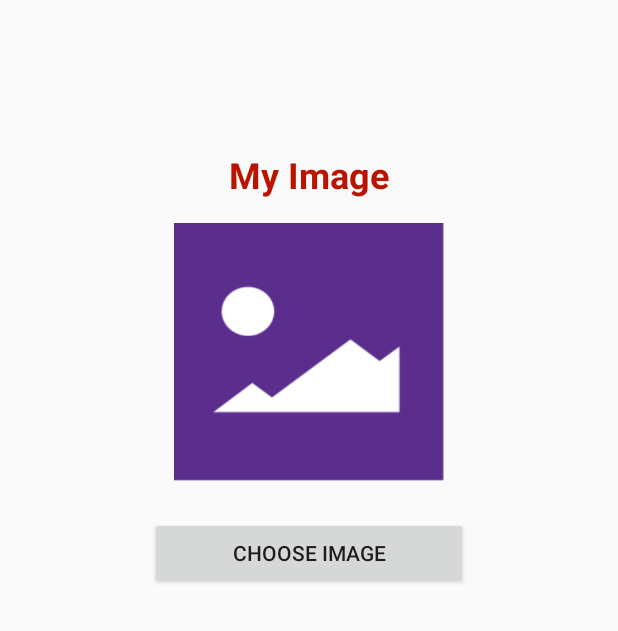
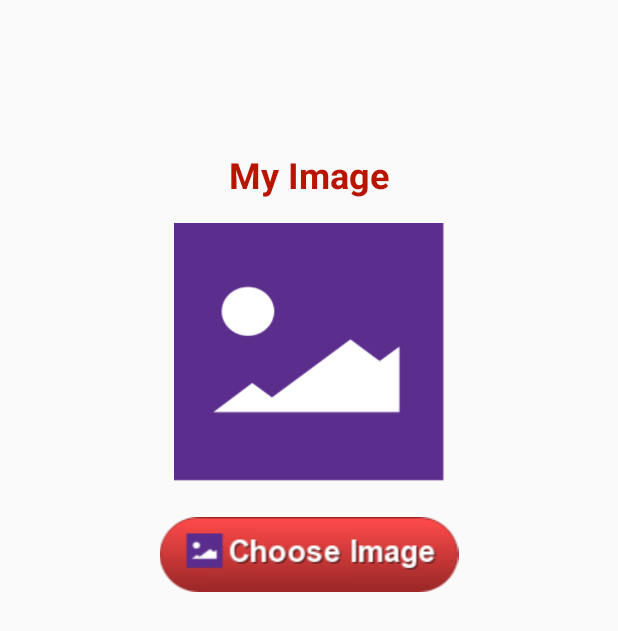
Before and after one commit to masterUNG/EasyApp, an Android app: the layout fragment_choose_image.xml on its own in the app's theme, with its tools: preview values and no code run, on a phone screen of 412 x 824 dp. Shown: the top 631 px of the screen. Run offline under Robolectric (Android 15) with nearby library versions, the phone set to English and light mode, and no system bars.

Commit message:
After LUNCH

```diff
--- a/app/src/main/res/layout/fragment_choose_image.xml
+++ b/app/src/main/res/layout/fragment_choose_image.xml
@@ -29,8 +29,8 @@
             android:layout_height="@dimen/icon" />
 
         <!--Button-->
-        <Button
-            android:text="Choose Image"
+        <ImageView
+            android:src="@drawable/button3"
             android:layout_width="match_parent"
             android:layout_height="wrap_content" />
 
```
Also changed, not shown: app/src/main/res/drawable/button.png (added), app/src/main/res/drawable/button2.png (added), app/src/main/res/drawable/button3.png (added).
